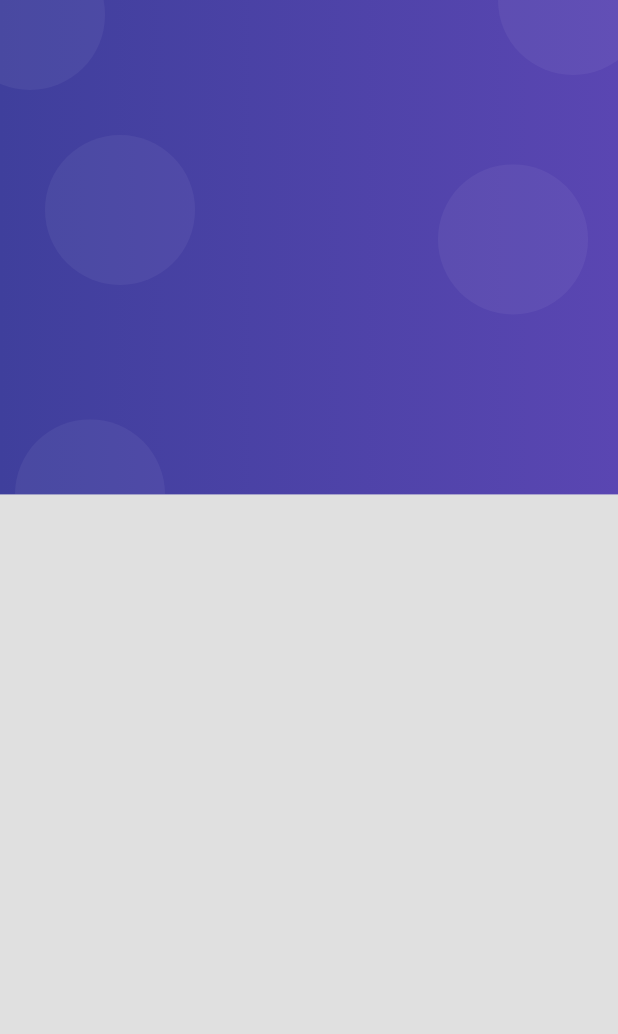
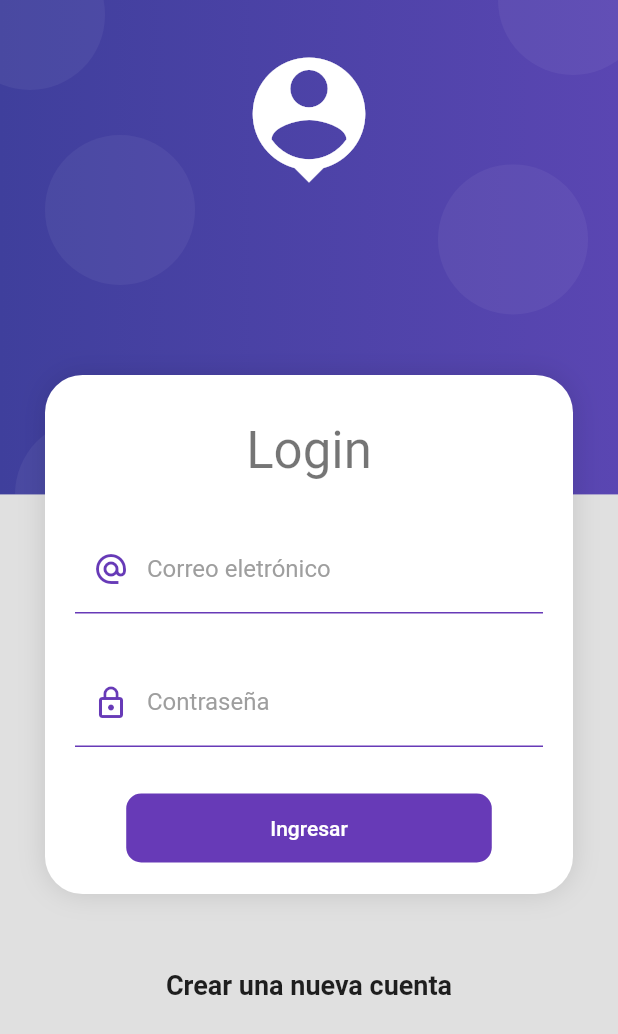
Before and after one commit to karlosDev416/flutter_products_app, a Flutter app: the LoginScreen screen opened directly, on a phone screen of 412 x 824 dp. Shown: the top 1034 px of the screen. Run offline on Flutter 3.47's test engine with Material 2 defaults, Android fonts, the phone set to English and light mode, and no system bars; statements that could not run were skipped.

Commit message:
Add login form validations

```diff
--- /dev/null
+++ b/lib/providers/login_form_provider.dart
@@ -0,0 +1,20 @@
+import 'package:flutter/material.dart';
+
+class LoginFormProvider extends ChangeNotifier {
+  GlobalKey<FormState> formKey = GlobalKey<FormState>();
+  String email = '';
+  String password = '';
+
+  bool _isLoading = false;
+  bool get isLoading => _isLoading;
+  set isLoading(bool value) {
+    _isLoading = value;
+    notifyListeners();
+  }
+
+  bool isValidForm() {
+    print(formKey.currentState?.validate());
+    print('$email - $password');
+    return formKey.currentState?.validate() ?? false;
+  }
+}
--- a/lib/screens/login_screen.dart
+++ b/lib/screens/login_screen.dart
@@ -1,11 +1,122 @@
 import 'package:flutter/material.dart';
+import 'package:flutter_products_app/providers/login_form_provider.dart';
 import 'package:flutter_products_app/widgets/widgets.dart';
+import 'package:provider/provider.dart';
+
+import '../ui/input_decorations.dart';
 
 class LoginScreen extends StatelessWidget {
   @override
   Widget build(BuildContext context) {
     return Scaffold(
-      body: AuthBackground(),
+      body: AuthBackground(
+          child: SingleChildScrollView(
+        child: Column(children: [
+          SizedBox(
+            height: 250,
+          ),
+          CardContainer(
+              child: Column(
+            children: [
+              SizedBox(
+                height: 10,
+              ),
+              Text('Login', style: Theme.of(context).textTheme.headlineMedium),
+              SizedBox(height: 30),
+              ChangeNotifierProvider(
+                create: (_) => LoginFormProvider(),
+                child: _LoginForm(),
+              )
+            ],
+          )),
+          SizedBox(
+            height: 50,
+          ),
+          Text(
+            'Crear una nueva cuenta',
+            style: TextStyle(fontSize: 18, fontWeight: FontWeight.bold),
+          ),
+          SizedBox(
+            height: 50,
+          ),
+        ]),
+      )),
     );
   }
 }
+
+class _LoginForm extends StatelessWidget {
+  @override
+  Widget build(BuildContext context) {
+    final loginForm = Provider.of<LoginFormProvider>(context);
+    return Container(
+      child: Form(
+        key: loginForm.formKey,
+        autovalidateMode: AutovalidateMode.onUserInteraction,
+        child: Column(
+          children: [
+            TextFormField(
+              autocorrect: false,
+              keyboardType: TextInputType.emailAddress,
+              decoration: InputDecorations.authInputDecoration(
+                  hintText: 'john.doe@gmail.com',
+                  labelText: 'Correo eletrónico',
+                  prefixIcon: Icons.alternate_email_sharp),
+              onChanged: (value) => loginForm.email = value,
+              validator: (value) {
+                String pattern =
+                    r'^(([^<>()[\]\\.,;:\s@\"]+(\.[^<>()[\]\\.,;:\s@\"]+)*)|(\".+\"))@((\[[0-9]{1,3}\.[0-9]{1,3}\.[0-9]{1,3}\.[0-9]{1,3}\])|(([a-zA-Z\-0-9]+\.)+[a-zA-Z]{2,}))$';
+                RegExp regExp = new RegExp(pattern);
+                return regExp.hasMatch(value ?? '') ? null : 'Formato inválido';
+              },
+            ),
+            SizedBox(
+              height: 30,
+            ),
+            TextFormField(
+              autocorrect: false,
+              obscureText: true,
+              keyboardType: TextInputType.emailAddress,
+              decoration: InputDecorations.authInputDecoration(
+                  hintText: '****',
+                  labelText: 'Contraseña',
+                  prefixIcon: Icons.lock_outline),
+              onChanged: (value) => loginForm.password = value,
+              validator: (value) {
+                return (value != null && value.length >= 6)
+                    ? null
+                    : 'La contraseña debe contener al menos 6 caracteres';
+              },
+            ),
+            SizedBox(
+              height: 30,
+            ),
+            MaterialButton(
+              shape: RoundedRectangleBorder(
+                  borderRadius: BorderRadius.circular(10)),
+              disabledColor: Colors.grey,
+              elevation: 0,
+              color: Colors.deepPurple,
+              child: Container(
+                  padding: EdgeInsets.symmetric(horizontal: 80, vertical: 15),
+                  child: Text(
+                    loginForm.isLoading ? 'Espere...' : 'Ingresar',
+                    style: TextStyle(color: Colors.white),
+                  )),
+              onPressed: loginForm.isLoading
+                  ? null
+                  : () async {
+                      FocusScope.of(context).unfocus();
+                      if (!loginForm.isValidForm()) return;
+                      loginForm.isLoading = true;
+                      await Future.delayed(Duration(seconds: 2));
+                      loginForm.isLoading = false;
+                      Navigator.pushReplacementNamed(context, 'home');
+                    },
+            )
+          ],
+        ),
+      ),
+    );
+  }
+}
--- /dev/null
+++ b/lib/ui/input_decorations.dart
@@ -0,0 +1,23 @@
+import 'package:flutter/material.dart';
+
+class InputDecorations {
+  static InputDecoration authInputDecoration(
+      {required String hintText,
+      required String labelText,
+      IconData? prefixIcon}) {
+    return InputDecoration(
+        enabledBorder: UnderlineInputBorder(
+            borderSide: BorderSide(color: Colors.deepPurple)),
+        focusedBorder: UnderlineInputBorder(
+            borderSide: BorderSide(color: Colors.deepPurple, width: 2)),
+        hintText: hintText,
+        labelText: labelText,
+        labelStyle: TextStyle(color: Colors.grey),
+        prefixIcon: prefixIcon != null
+            ? Icon(
+                prefixIcon,
+                color: Colors.deepPurple,
+              )
+            : null);
+  }
+}
--- a/lib/widgets/auth_background.dart
+++ b/lib/widgets/auth_background.dart
@@ -1,13 +1,38 @@
 import 'package:flutter/material.dart';
 
 class AuthBackground extends StatelessWidget {
+  final Widget child;
+
+  const AuthBackground({super.key, required this.child});
+
   @override
   Widget build(BuildContext context) {
     return Container(
       width: double.infinity,
       height: double.infinity,
       child: Stack(
-        children: [_PurpleBox()],
+        children: [_PurpleBox(), _HeaderIcon(), child],
+      ),
+    );
+  }
+}
+
+class _HeaderIcon extends StatelessWidget {
+  const _HeaderIcon({
+    super.key,
+  });
+
+  @override
+  Widget build(BuildContext context) {
+    return SafeArea(
+      child: Container(
+        margin: EdgeInsets.only(top: 30),
+        width: double.infinity,
+        child: Icon(
+          Icons.person_pin,
+          color: Colors.white,
+          size: 100,
+        ),
       ),
     );
   }
--- /dev/null
+++ b/lib/widgets/card_container.dart
@@ -0,0 +1,27 @@
+import 'package:flutter/material.dart';
+
+class CardContainer extends StatelessWidget {
+  final Widget child;
+
+  const CardContainer({super.key, required this.child});
+  @override
+  Widget build(BuildContext context) {
+    return Padding(
+      padding: EdgeInsets.symmetric(horizontal: 30),
+      child: Container(
+        width: double.infinity,
+        decoration: _createCardShape(),
+        padding: EdgeInsets.all(20),
+        child: child,
+      ),
+    );
+  }
+
+  BoxDecoration _createCardShape() => BoxDecoration(
+          borderRadius: BorderRadius.circular(25),
+          color: Colors.white,
+          boxShadow: [
+            BoxShadow(
+                color: Colors.black12, blurRadius: 15, offset: Offset(0, 0))
+          ]);
+}
--- a/lib/widgets/widgets.dart
+++ b/lib/widgets/widgets.dart
@@ -1 +1,2 @@
+export 'package:flutter_products_app/widgets/card_container.dart';
 export 'package:flutter_products_app/widgets/auth_background.dart';
```
Also changed, not shown: pubspec.yaml (+4 -12 lines), pubspec.lock.
